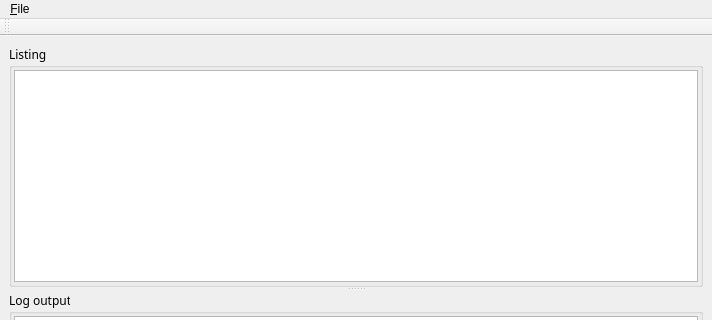
The window that cass80main.ui (pullmoll/cass80) describes before a commit, drawn with Qt 5; both pictures show x 0 to 712 and y 0 to 320 of the 712 by 541 pixel window.
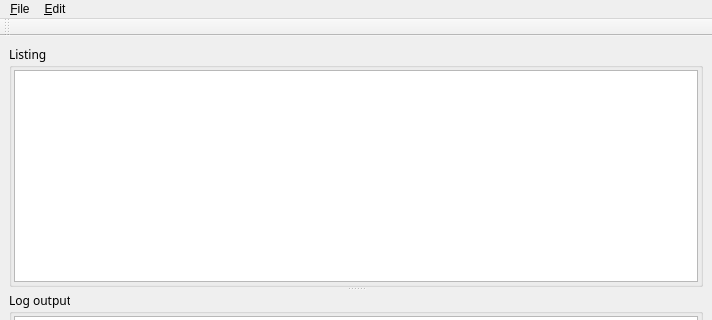
The same window after the commit.

```diff
--- a/cass80main.ui
+++ b/cass80main.ui
@@ -120,7 +120,14 @@
     <addaction name="separator"/>
     <addaction name="action_Quit"/>
    </widget>
+   <widget class="QMenu" name="menu_Edit">
+    <property name="title">
+     <string>&amp;Edit</string>
+    </property>
+    <addaction name="action_Undo_lmoffset"/>
+   </widget>
    <addaction name="menu_File"/>
+   <addaction name="menu_Edit"/>
   </widget>
   <widget class="QToolBar" name="toolBar">
    <property name="windowTitle">
```
Left out of the diff: 8 changed lines with no effect on the pictures.
